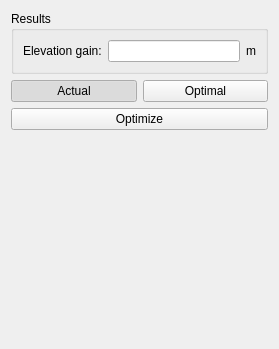
This is src/flareform.ui in flysight/flysight-viewer-qt as Qt 5 draws it before an edit. The edited form follows.
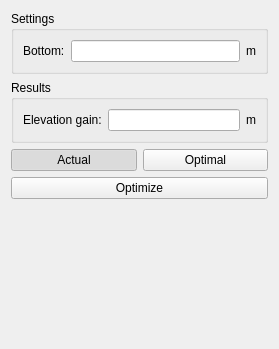
This is the edited form.

What changed in the file:
```diff
--- a/src/flareform.ui
+++ b/src/flareform.ui
@@ -14,6 +14,36 @@
    <string>Form</string>
   </property>
   <layout class="QVBoxLayout" name="verticalLayout_2">
+   <item>
+    <widget class="QGroupBox" name="groupBox">
+     <property name="title">
+      <string>Settings</string>
+     </property>
+     <layout class="QVBoxLayout" name="verticalLayout_3">
+      <item>
+       <layout class="QHBoxLayout" name="horizontalLayout_3">
+        <item>
+         <widget class="QLabel" name="label_2">
+          <property name="text">
+           <string>Bottom:</string>
+          </property>
+         </widget>
+        </item>
+        <item>
+         <widget class="QLineEdit" name="bottomEdit"/>
+        </item>
+        <item>
+         <widget class="QLabel" name="label_3">
+          <property name="text">
+           <string>m</string>
+          </property>
+         </widget>
+        </item>
+       </layout>
+      </item>
+     </layout>
+    </widget>
+   </item>
    <item>
     <widget class="QGroupBox" name="groupBox_2">
      <property name="title">
```
